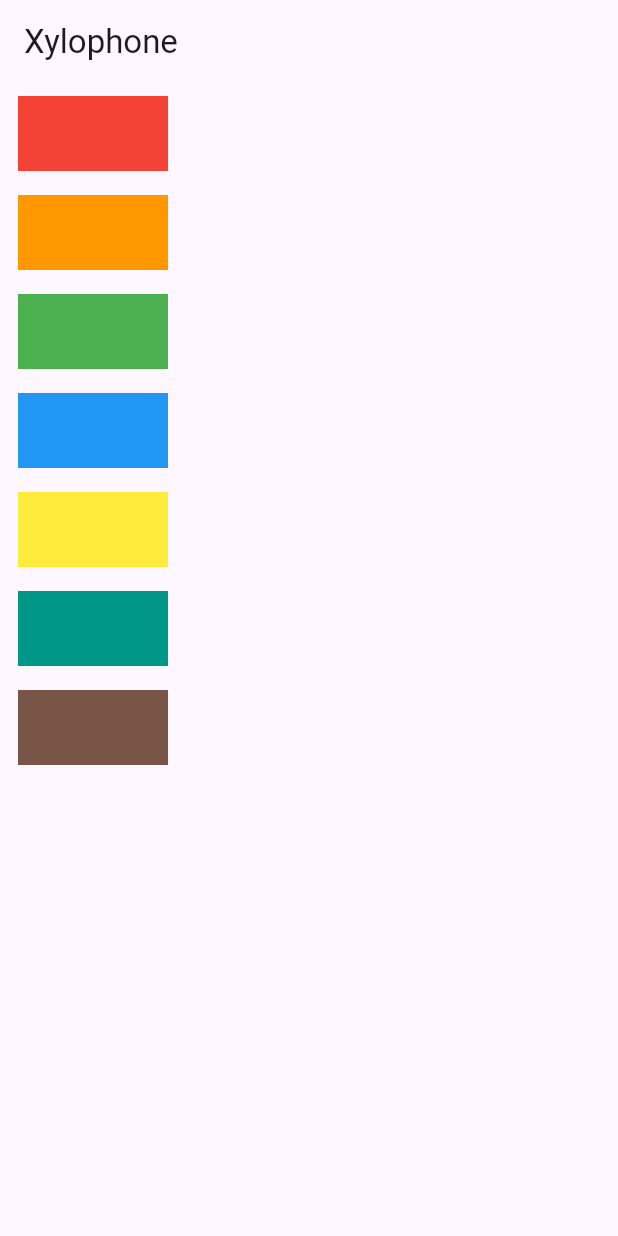
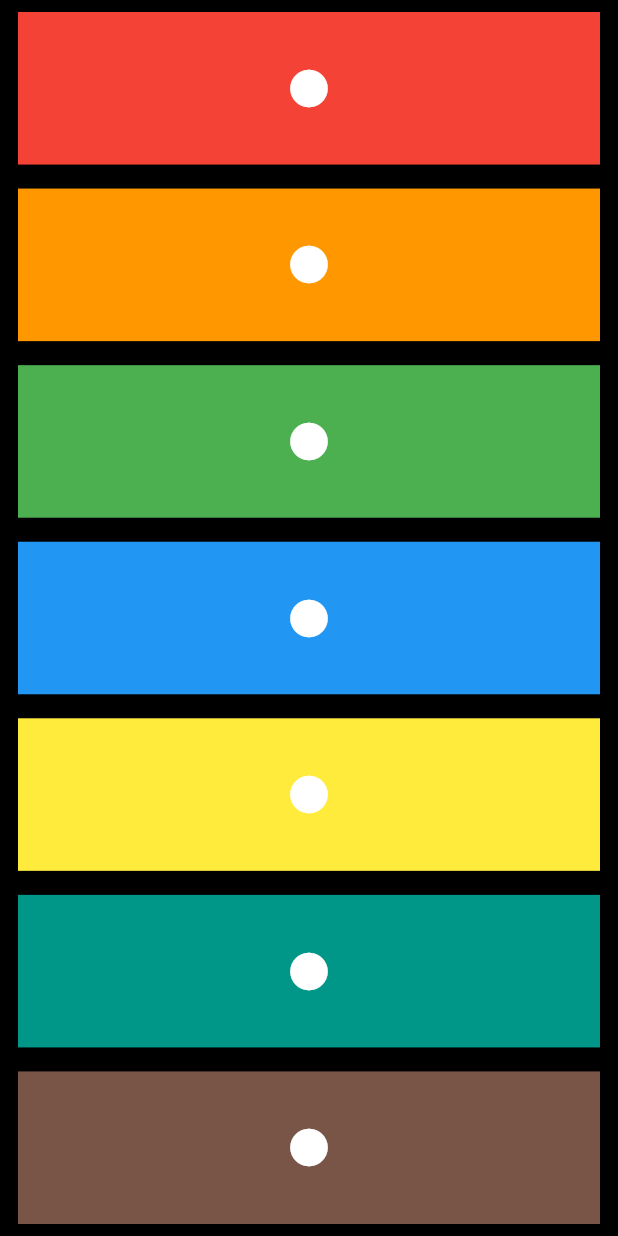
Before and after one commit to mohbscode/xylophone-flutter, a Flutter app: the screen it shows after launch, on a phone screen of 412 x 824 dp. Run offline on Flutter 3.47's test engine with Material 3 defaults, Android fonts, the phone set to English and light mode, and no system bars; our stand-ins replace audioplayers.

Commit message:
completed UI

```diff
--- a/lib/main.dart
+++ b/lib/main.dart
@@ -18,80 +18,128 @@
   Widget build(BuildContext context) {
     return MaterialApp(
       home: Scaffold(
-        appBar: AppBar(
-          title: const Text('Xylophone'),
-        ),
+        backgroundColor: Colors.black,
+        // appBar: AppBar(
+        //   title: const Text('Xylophone'),
+        // ),
         body: SafeArea(
           child: Column(
+            crossAxisAlignment: CrossAxisAlignment.stretch,
             children: [
-              TextButton(
+              Expanded(
+                child: TextButton(
                   onPressed: () {
                     playSound(1);
                   },
                   child: Container(
-                  width: 100.0,
-                  height: 50.0,
+                    constraints: const BoxConstraints.expand(),
                     color: Colors.red,
+                    child: const Icon(
+                      Icons.circle,
+                      size: 30.0,
+                      color: Colors.white,
                     ),
                   ),
-              TextButton(
+                ),
+              ),
+              Expanded(
+                child: TextButton(
                   onPressed: () {
                     playSound(2);
                   },
                   child: Container(
-                  width: 100.0,
-                  height: 50.0,
+                    constraints: const BoxConstraints.expand(),
                     color: Colors.orange,
+                    child: const Icon(
+                      Icons.circle,
+                      size: 30.0,
+                      color: Colors.white,
                     ),
                   ),
-              TextButton(
+                ),
+              ),
+              Expanded(
+                child: TextButton(
                   onPressed: () {
                     playSound(3);
                   },
                   child: Container(
-                  width: 100.0,
-                  height: 50.0,
+                    constraints: const BoxConstraints.expand(),
                     color: Colors.green,
+                    child: const Icon(
+                      Icons.circle,
+                      size: 30.0,
+                      color: Colors.white,
                     ),
                   ),
-              TextButton(
+                ),
+              ),
+              Expanded(
+                child: TextButton(
                   onPressed: () {
                     playSound(4);
                   },
                   child: Container(
-                  width: 100.0,
-                  height: 50.0,
+                    constraints: const BoxConstraints.expand(),
                     color: Colors.blue,
+                    child: const Icon(
+                      Icons.circle,
+                      size: 30.0,
+                      color: Colors.white,
                     ),
                   ),
-              TextButton(
+                ),
+              ),
+              Expanded(
+                child: TextButton(
                   onPressed: () {
                     playSound(5);
                   },
                   child: Container(
-                  width: 100.0,
-                  height: 50.0,
+                    constraints: const BoxConstraints.expand(),
                     color: Colors.yellow,
+                    child: const Icon(
+                      Icons.circle,
+                      size: 30.0,
+                      color: Colors.white,
                     ),
                   ),
-              TextButton(
+                ),
+              ),
+              Expanded(
+                child: TextButton(
                   onPressed: () {
                     playSound(6);
                   },
                   child: Container(
-                  width: 100.0,
-                  height: 50.0,
+                    constraints: const BoxConstraints.expand(),
                     color: Colors.teal,
+                    child: const Center(
+                      child: Icon(
+                        Icons.circle,
+                        size: 30.0,
+                        color: Colors.white,
                       ),
                     ),
-              TextButton(
+                  ),
+                ),
+              ),
+              Expanded(
+                child: TextButton(
                   onPressed: () {
                     playSound(7);
                   },
                   child: Container(
-                  width: 100.0,
-                  height: 50.0,
+                    constraints: const BoxConstraints.expand(),
                     color: Colors.brown,
+                    child: const Center(
+                      child: Icon(
+                        Icons.circle,
+                        size: 30.0,
+                        color: Colors.white,
+                      ),
+                    ),
+                  ),
                 ),
               ),
             ],
```
Lines whose indentation alone changed are shown as unchanged.
